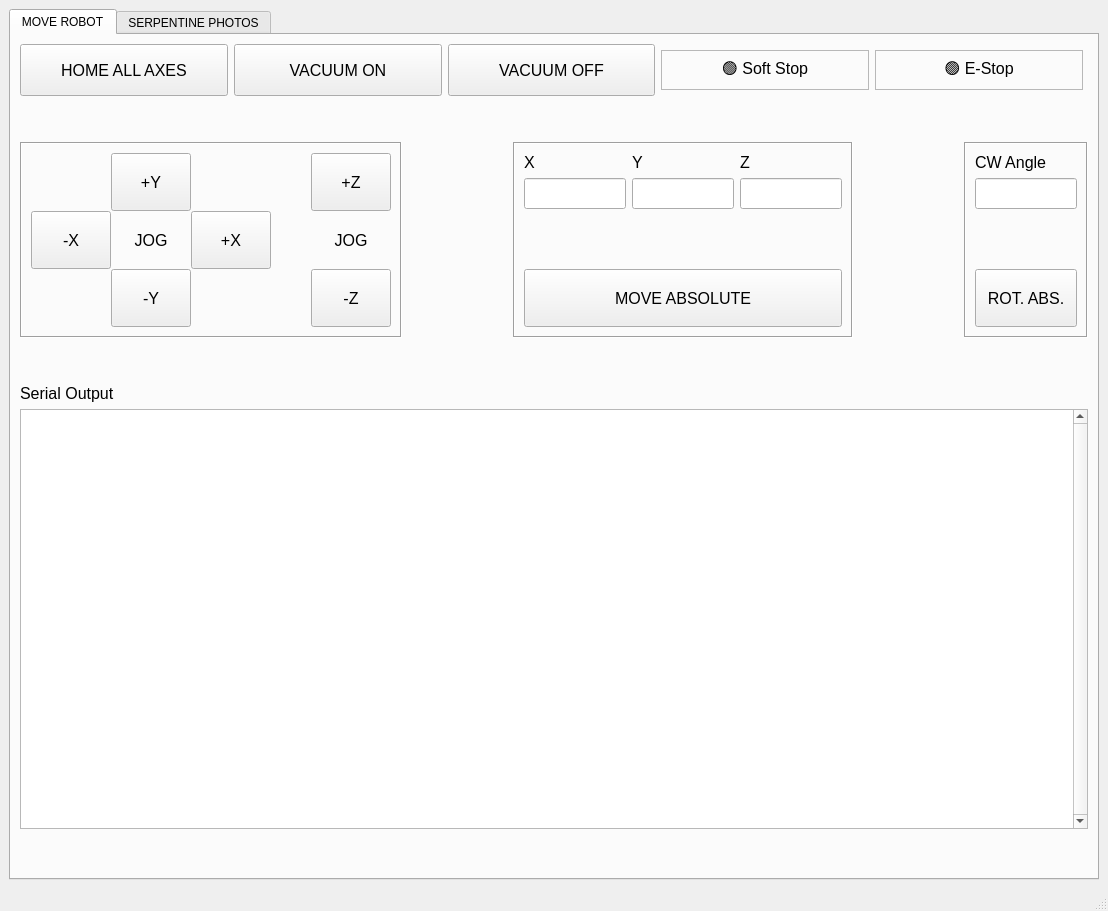
Qt form src/qt/application.ui (markroberyoutube/puzzle_bot) before a commit.
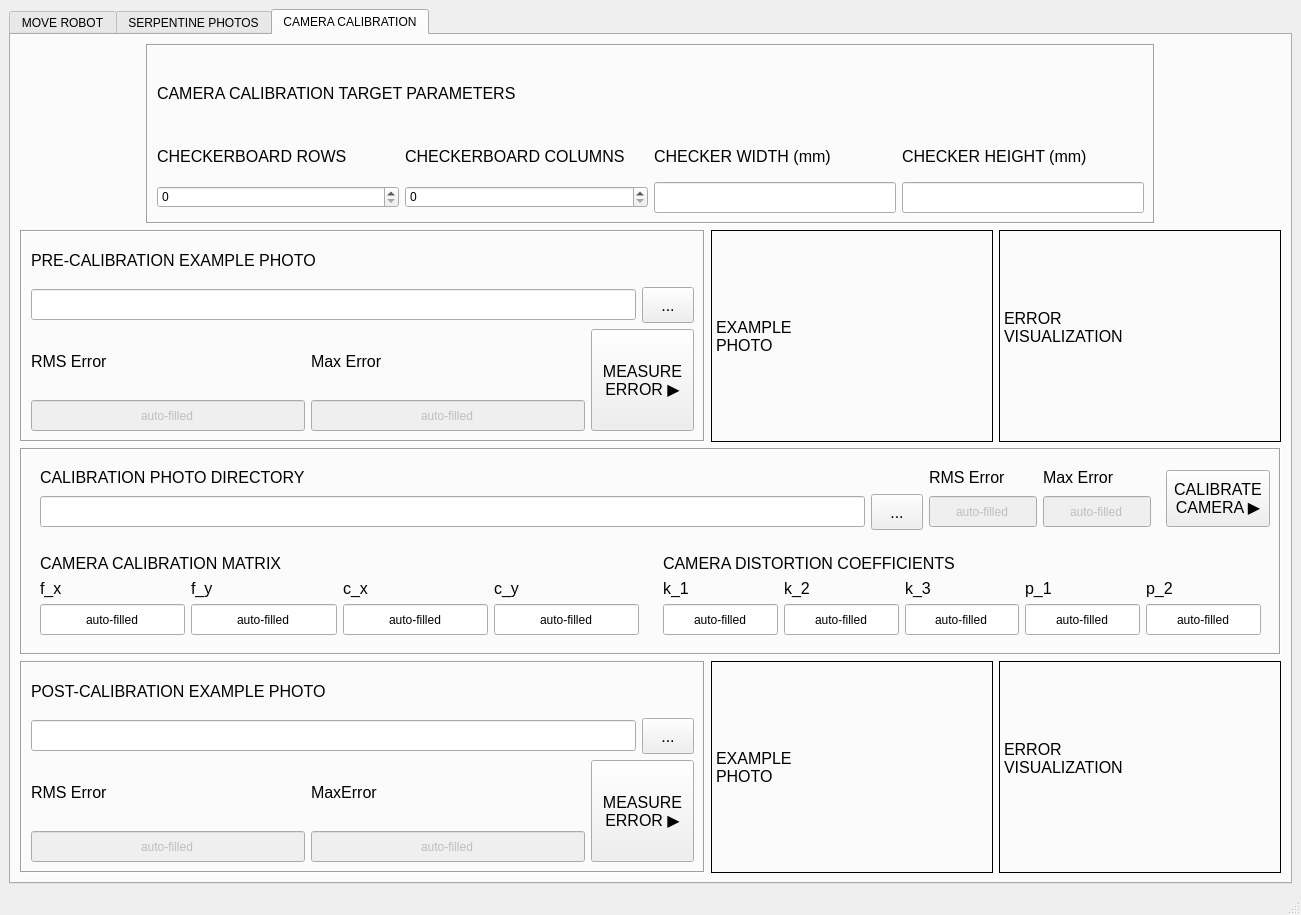
The same form after that commit. The open tabs and pages were chosen to show the change.

The edit to the form file:
```diff
--- a/src/qt/application.ui
+++ b/src/qt/application.ui
@@ -6,8 +6,8 @@
    <rect>
     <x>0</x>
     <y>0</y>
-    <width>1108</width>
-    <height>911</height>
+    <width>1301</width>
+    <height>915</height>
    </rect>
   </property>
   <property name="windowTitle">
@@ -36,7 +36,7 @@
   min-width: 50px; 
   min-height: 50px; 
 }
-QLabel, QPushButton {
+QLabel, QPushButton, QToolButton {
   font-size: 16px;
   qproperty-alignment: AlignCenter;
 }
@@ -943,6 +943,742 @@
         </item>
        </layout>
       </widget>
+      <widget class="QWidget" name="tab_calibrate_camera">
+       <attribute name="title">
+        <string>CAMERA CALIBRATION</string>
+       </attribute>
+       <layout class="QHBoxLayout" name="horizontalLayout_11">
+        <item>
+         <layout class="QVBoxLayout" name="verticalLayout_17">
+          <item>
+           <layout class="QHBoxLayout" name="horizontalLayout_10" stretch="1,8,1">
+            <item>
+             <spacer name="horizontalSpacer_7">
+              <property name="orientation">
+               <enum>Qt::Horizontal</enum>
+              </property>
+              <property name="sizeHint" stdset="0">
+               <size>
+                <width>40</width>
+                <height>20</height>
+               </size>
+              </property>
+             </spacer>
+            </item>
+            <item>
+             <widget class="QFrame" name="verticalFrame_2">
+              <property name="frameShape">
+               <enum>QFrame::Box</enum>
+              </property>
+              <property name="frameShadow">
+               <enum>QFrame::Sunken</enum>
+              </property>
+              <property name="lineWidth">
+               <number>1</number>
+              </property>
+              <layout class="QVBoxLayout" name="verticalLayout">
+               <item>
+                <widget class="QLabel" name="label_32">
+                 <property name="text">
+                  <string>CAMERA CALIBRATION TARGET PARAMETERS</string>
+                 </property>
+                </widget>
+               </item>
+               <item>
+                <layout class="QGridLayout" name="gridLayout_15" columnstretch="1,1,1,1">
+                 <item row="0" column="1">
+                  <widget class="QLabel" name="label_29">
+                   <property name="text">
+                    <string>CHECKERBOARD COLUMNS</string>
+                   </property>
+                  </widget>
+                 </item>
+                 <item row="1" column="1">
+                  <widget class="QSpinBox" name="camera_calibration_checker_columns_spinbox"/>
+                 </item>
+                 <item row="0" column="2">
+                  <widget class="QLabel" name="label_30">
+                   <property name="text">
+                    <string>CHECKER WIDTH (mm)</string>
+                   </property>
+                  </widget>
+                 </item>
+                 <item row="1" column="0">
+                  <widget class="QSpinBox" name="camera_calibration_checker_rows_spinbox"/>
+                 </item>
+                 <item row="0" column="0">
+                  <widget class="QLabel" name="label_28">
+                   <property name="text">
+                    <string>CHECKERBOARD ROWS</string>
+                   </property>
+                  </widget>
+                 </item>
+                 <item row="1" column="2">
+                  <widget class="QLineEdit" name="camera_calibration_checker_width_textbox"/>
+                 </item>
+                 <item row="0" column="3">
+                  <widget class="QLabel" name="label_31">
+                   <property name="text">
+                    <string>CHECKER HEIGHT (mm)</string>
+                   </property>
+                  </widget>
+                 </item>
+                 <item row="1" column="3">
+                  <widget class="QLineEdit" name="camera_calibration_checker_height_textbox"/>
+                 </item>
+                </layout>
+               </item>
+              </layout>
+             </widget>
+            </item>
+            <item>
+             <spacer name="horizontalSpacer_6">
+              <property name="orientation">
+               <enum>Qt::Horizontal</enum>
+              </property>
+              <property name="sizeHint" stdset="0">
+               <size>
+                <width>40</width>
+                <height>20</height>
+               </size>
+              </property>
+             </spacer>
+            </item>
+           </layout>
+          </item>
+          <item>
+           <layout class="QHBoxLayout" name="horizontalLayout_9" stretch="3,1,1">
+            <item>
+             <widget class="QFrame" name="verticalFrame_5">
+              <property name="frameShape">
+               <enum>QFrame::Box</enum>
+              </property>
+              <property name="frameShadow">
+               <enum>QFrame::Sunken</enum>
+              </property>
+              <property name="lineWidth">
+               <number>1</number>
+              </property>
+              <layout class="QVBoxLayout" name="verticalLayout_20">
+               <item>
+                <layout class="QGridLayout" name="gridLayout_22">
+                 <item row="1" column="0">
+                  <widget class="QLineEdit" name="pre_camera_calibration_photo_textbox">
+                   <property name="alignment">
+                    <set>Qt::AlignCenter</set>
+                   </property>
+                  </widget>
+                 </item>
+                 <item row="0" column="0">
+                  <widget class="QLabel" name="label_26">
+                   <property name="text">
+                    <string>PRE-CALIBRATION EXAMPLE PHOTO</string>
+                   </property>
+                  </widget>
+                 </item>
+                 <item row="1" column="1">
+                  <widget class="QPushButton" name="pre_camera_calibration_photo_browse_button">
+                   <property name="styleSheet">
+                    <string notr="true">QPushButton {min-height: 34px; margin-top: 1px}</string>
+                   </property>
+                   <property name="text">
+                    <string>...</string>
+                   </property>
+                  </widget>
+                 </item>
+                </layout>
+               </item>
+               <item>
+                <layout class="QHBoxLayout" name="horizontalLayout_14">
+                 <item>
+                  <layout class="QVBoxLayout" name="verticalLayout_18">
+                   <item>
+                    <widget class="QLabel" name="label_25">
+                     <property name="text">
+                      <string>RMS Error</string>
+                     </property>
+                    </widget>
+                   </item>
+                   <item>
+                    <widget class="QLineEdit" name="pre_camera_calibration_rms_error_textbox">
+                     <property name="enabled">
+                      <bool>false</bool>
+                     </property>
+                     <property name="text">
+                      <string>auto-filled</string>
+                     </property>
+                     <property name="alignment">
+                      <set>Qt::AlignCenter</set>
+                     </property>
+                    </widget>
+                   </item>
+                  </layout>
+                 </item>
+                 <item>
+                  <layout class="QVBoxLayout" name="verticalLayout_19">
+                   <item>
+                    <widget class="QLabel" name="label_27">
+                     <property name="text">
+                      <string>Max Error</string>
+                     </property>
+                    </widget>
+                   </item>
+                   <item>
+                    <widget class="QLineEdit" name="pre_camera_calibration_max_error_textbox">
+                     <property name="enabled">
+                      <bool>false</bool>
+                     </property>
+                     <property name="text">
+                      <string>auto-filled</string>
+                     </property>
+                     <property name="alignment">
+                      <set>Qt::AlignCenter</set>
+                     </property>
+                    </widget>
+                   </item>
+                  </layout>
+                 </item>
+                 <item>
+                  <widget class="QToolButton" name="pre_camera_calibration_measure_error_button">
+                   <property name="styleSheet">
+                    <string notr="true">min-height: 95px;
+min-width: 95px;	</string>
+                   </property>
+                   <property name="text">
+                    <string>MEASURE
+ERROR ▶️</string>
+                   </property>
+                  </widget>
+                 </item>
+                </layout>
+               </item>
+              </layout>
+             </widget>
+            </item>
+            <item>
+             <widget class="QLabel" name="pre_camera_calibration_example_photo_label">
+              <property name="styleSheet">
+               <string notr="true">min-width: 280px;
+max-width: 280px;
+min-height: 210px;
+max-height: 210px;</string>
+              </property>
+              <property name="frameShape">
+               <enum>QFrame::Box</enum>
+              </property>
+              <property name="text">
+               <string>EXAMPLE
+PHOTO</string>
+              </property>
+             </widget>
+            </item>
+            <item>
+             <widget class="QLabel" name="pre_camera_calibration_error_visualization_label">
+              <property name="styleSheet">
+               <string notr="true">min-width: 280px;
+max-width: 280px;
+min-height: 210px;
+max-height: 210px;</string>
+              </property>
+              <property name="frameShape">
+               <enum>QFrame::Box</enum>
+              </property>
+              <property name="text">
+               <string>ERROR
+VISUALIZATION
+</string>
+              </property>
+             </widget>
+            </item>
+           </layout>
+          </item>
+          <item>
+           <widget class="QFrame" name="verticalFrame_5">
+            <property name="frameShape">
+             <enum>QFrame::Box</enum>
+            </property>
+            <property name="frameShadow">
+             <enum>QFrame::Sunken</enum>
+            </property>
+            <property name="lineWidth">
+             <number>1</number>
+            </property>
+            <layout class="QVBoxLayout" name="verticalLayout_21">
+             <item>
+              <layout class="QHBoxLayout" name="horizontalLayout_12">
+               <item>
+                <widget class="QFrame" name="gridFrame_8">
+                 <property name="frameShape">
+                  <enum>QFrame::NoFrame</enum>
+                 </property>
+                 <property name="frameShadow">
+                  <enum>QFrame::Sunken</enum>
+                 </property>
+                 <layout class="QGridLayout" name="gridLayout_20" columnstretch="20,0,0,0">
+                  <item row="1" column="1">
+                   <widget class="QPushButton" name="camera_calibration_photo_directory_browse_button">
+                    <property name="styleSheet">
+                     <string notr="true">QPushButton {min-height: 34px; margin-top: 1px}</string>
+                    </property>
+                    <property name="text">
+                     <string>...</string>
+                    </property>
+                   </widget>
+                  </item>
+                  <item row="0" column="2">
+                   <widget class="QLabel" name="label_50">
+                    <property name="text">
+                     <string>RMS Error</string>
+                    </property>
+                   </widget>
+                  </item>
+                  <item row="1" column="0">
+                   <widget class="QLineEdit" name="camera_calibration_photo_directory_textbox">
+                    <property name="alignment">
+                     <set>Qt::AlignCenter</set>
+                    </property>
+                   </widget>
+                  </item>
+                  <item row="0" column="0">
+                   <widget class="QLabel" name="label_51">
+                    <property name="text">
+                     <string>CALIBRATION PHOTO DIRECTORY</string>
+                    </property>
+                   </widget>
+                  </item>
+                  <item row="1" column="2">
+                   <widget class="QLineEdit" name="camera_calibration_rms_error_textbox">
+                    <property name="enabled">
+                     <bool>false</bool>
+                    </property>
+                    <property name="text">
+                     <string>auto-filled</string>
+                    </property>
+                    <property name="alignment">
+                     <set>Qt::AlignCenter</set>
+                    </property>
+                   </widget>
+                  </item>
+                  <item row="0" column="3">
+                   <widget class="QLabel" name="label_52">
+                    <property name="text">
+                     <string>Max Error</string>
+                    </property>
+                   </widget>
+                  </item>
+                  <item row="1" column="3">
+                   <widget class="QLineEdit" name="camera_calibration_max_error_textbox">
+                    <property name="enabled">
+                     <bool>false</bool>
+                    </property>
+                    <property name="text">
+                     <string>auto-filled</string>
+                    </property>
+                    <property name="alignment">
+                     <set>Qt::AlignCenter</set>
+                    </property>
+                   </widget>
+                  </item>
+                 </layout>
+                </widget>
+               </item>
+               <item>
+                <widget class="QToolButton" name="camera_calibration_button">
+                 <property name="styleSheet">
+                  <string notr="true">min-height: 50px;
+min-width: 95px;	</string>
+                 </property>
+                 <property name="text">
+                  <string>CALIBRATE
+CAMERA ▶️</string>
+                 </property>
+                </widget>
+               </item>
+              </layout>
+             </item>
+             <item>
+              <layout class="QHBoxLayout" name="horizontalLayout_13">
+               <item>
+                <widget class="QFrame" name="verticalFrame_3">
+                 <property name="frameShape">
+                  <enum>QFrame::NoFrame</enum>
+                 </property>
+                 <property name="frameShadow">
+                  <enum>QFrame::Sunken</enum>
+                 </property>
+                 <layout class="QVBoxLayout" name="verticalLayout_16">
+                  <item>
+                   <widget class="QLabel" name="label_45">
+                    <property name="text">
+                     <string>CAMERA CALIBRATION MATRIX</string>
+                    </property>
+                   </widget>
+                  </item>
+                  <item>
+                   <layout class="QGridLayout" name="gridLayout_18">
+                    <item row="1" column="1">
+                     <widget class="QLineEdit" name="camera_fy_textbox">
+                      <property name="enabled">
+                       <bool>true</bool>
+                      </property>
+                      <property name="text">
+                       <string>auto-filled</string>
+                      </property>
+                      <property name="alignment">
+                       <set>Qt::AlignCenter</set>
+                      </property>
+                     </widget>
+                    </item>
+                    <item row="1" column="3">
+                     <widget class="QLineEdit" name="camera_cy_textbox">
+                      <property name="enabled">
+                       <bool>true</bool>
+                      </property>
+                      <property name="text">
+                       <string>auto-filled</string>
+                      </property>
+                      <property name="alignment">
+                       <set>Qt::AlignCenter</set>
+                      </property>
+                     </widget>
+                    </item>
+                    <item row="0" column="2">
+                     <widget class="QLabel" name="label_40">
+                      <property name="text">
+                       <string>c_x</string>
+                      </property>
+                     </widget>
+                    </item>
+                    <item row="0" column="3">
+                     <widget class="QLabel" name="label_41">
+                      <property name="text">
+                       <string>c_y</string>
+                      </property>
+                     </widget>
+                    </item>
+                    <item row="1" column="2">
+                     <widget class="QLineEdit" name="camera_cx_textbox">
+                      <property name="enabled">
+                       <bool>true</bool>
+                      </property>
+                      <property name="text">
+                       <string>auto-filled</string>
+                      </property>
+                      <property name="alignment">
+                       <set>Qt::AlignCenter</set>
+                      </property>
+                     </widget>
+                    </item>
+                    <item row="0" column="0">
+                     <widget class="QLabel" name="label_44">
+                      <property name="text">
+                       <string>f_x</string>
+                      </property>
+                     </widget>
+                    </item>
+                    <item row="0" column="1">
+                     <widget class="QLabel" name="label_39">
+                      <property name="text">
+                       <string>f_y</string>
+                      </property>
+                     </widget>
+                    </item>
+                    <item row="1" column="0">
+                     <widget class="QLineEdit" name="camera_fx_textbox">
+                      <property name="enabled">
+                       <bool>true</bool>
+                      </property>
+                      <property name="text">
+                       <string>auto-filled</string>
+                      </property>
+                      <property name="alignment">
+                       <set>Qt::AlignCenter</set>
+                      </property>
+                     </widget>
+                    </item>
+                   </layout>
+                  </item>
+                 </layout>
+                </widget>
+               </item>
+               <item>
+                <widget class="QFrame" name="verticalFrame_2">
+                 <property name="frameShape">
+                  <enum>QFrame::NoFrame</enum>
+                 </property>
+                 <property name="frameShadow">
+                  <enum>QFrame::Sunken</enum>
+                 </property>
+                 <layout class="QVBoxLayout" name="verticalLayout_15">
+                  <item>
+                   <widget class="QLabel" name="label_46">
+                    <property name="text">
+                     <string>CAMERA DISTORTION COEFFICIENTS</string>
+                    </property>
+                   </widget>
+                  </item>
+                  <item>
+                   <layout class="QGridLayout" name="gridLayout_19">
+                    <item row="0" column="0">
+                     <widget class="QLabel" name="label_42">
+                      <property name="text">
+                       <string>k_1</string>
+                      </property>
+                     </widget>
+                    </item>
+                    <item row="1" column="1">
+                     <widget class="QLineEdit" name="camera_k2_textbox">
+                      <property name="enabled">
+                       <bool>true</bool>
+                      </property>
+                      <property name="text">
+                       <string>auto-filled</string>
+                      </property>
+                      <property name="alignment">
+                       <set>Qt::AlignCenter</set>
+                      </property>
+                     </widget>
+                    </item>
+                    <item row="0" column="2">
+                     <widget class="QLabel" name="label_49">
+                      <property name="text">
+                       <string>k_3</string>
+                      </property>
+                     </widget>
+                    </item>
+                    <item row="1" column="0">
+                     <widget class="QLineEdit" name="camera_k1_textbox">
+                      <property name="enabled">
+                       <bool>true</bool>
+                      </property>
+                      <property name="text">
+                       <string>auto-filled</string>
+                      </property>
+                      <property name="alignment">
+                       <set>Qt::AlignCenter</set>
+                      </property>
+                     </widget>
+                    </item>
+                    <item row="0" column="3">
+                     <widget class="QLabel" name="label_47">
+                      <property name="text">
+                       <string>p_1</string>
+                      </property>
+                     </widget>
+                    </item>
+                    <item row="0" column="1">
+                     <widget class="QLabel" name="label_43">
+                      <property name="text">
+                       <string>k_2</string>
+                      </property>
+                     </widget>
+                    </item>
+                    <item row="1" column="2">
+                     <widget class="QLineEdit" name="camera_k3_textbox">
+                      <property name="enabled">
+                       <bool>true</bool>
+                      </property>
+                      <property name="text">
+                       <string>auto-filled</string>
+                      </property>
+                      <property name="alignment">
+                       <set>Qt::AlignCenter</set>
+                      </property>
+                     </widget>
+                    </item>
+                    <item row="1" column="3">
+                     <widget class="QLineEdit" name="camera_p1_textbox">
+                      <property name="enabled">
+                       <bool>true</bool>
+                      </property>
+                      <property name="text">
+                       <string>auto-filled</string>
+                      </property>
+                      <property name="alignment">
+                       <set>Qt::AlignCenter</set>
+                      </property>
+                     </widget>
+                    </item>
+                    <item row="0" column="4">
+                     <widget class="QLabel" name="label_48">
+                      <property name="text">
+                       <string>p_2</string>
+                      </property>
+                     </widget>
+                    </item>
+                    <item row="1" column="4">
+                     <widget class="QLineEdit" name="camera_p2_textbox">
+                      <property name="enabled">
+                       <bool>true</bool>
+                      </property>
+                      <property name="text">
+                       <string>auto-filled</string>
+                      </property>
+                      <property name="alignment">
+                       <set>Qt::AlignCenter</set>
+                      </property>
+                     </widget>
+                    </item>
+                   </layout>
+                  </item>
+                 </layout>
+                </widget>
+               </item>
+              </layout>
+             </item>
+            </layout>
+           </widget>
+          </item>
+          <item>
+           <layout class="QHBoxLayout" name="horizontalLayout_16">
+            <item>
+             <widget class="QFrame" name="verticalFrame_7">
+              <property name="frameShape">
+               <enum>QFrame::Box</enum>
+              </property>
+              <property name="frameShadow">
+               <enum>QFrame::Sunken</enum>
+              </property>
+              <property name="lineWidth">
+               <number>1</number>
+              </property>
+              <layout class="QVBoxLayout" name="verticalLayout_24">
+               <item>
+                <layout class="QGridLayout" name="gridLayout_14">
+                 <item row="0" column="0">
+                  <widget class="QLabel" name="label_37">
+                   <property name="text">
+                    <string>POST-CALIBRATION EXAMPLE PHOTO</string>
+                   </property>
+                  </widget>
+                 </item>
+                 <item row="1" column="0">
+                  <widget class="QLineEdit" name="post_camera_calibration_photo_textbox">
+                   <property name="alignment">
+                    <set>Qt::AlignCenter</set>
+                   </property>
+                  </widget>
+                 </item>
+                 <item row="1" column="1">
+                  <widget class="QPushButton" name="post_camera_calibration_photo_browse_button">
+                   <property name="styleSheet">
+                    <string notr="true">QPushButton {min-height: 34px; margin-top: 1px}</string>
+                   </property>
+                   <property name="text">
+                    <string>...</string>
+                   </property>
+                  </widget>
+                 </item>
+                </layout>
+               </item>
+               <item>
+                <layout class="QHBoxLayout" name="horizontalLayout_15">
+                 <item>
+                  <layout class="QVBoxLayout" name="verticalLayout_23">
+                   <item>
+                    <widget class="QLabel" name="label_38">
+                     <property name="text">
+                      <string>RMS Error</string>
+                     </property>
+                    </widget>
+                   </item>
+                   <item>
+                    <widget class="QLineEdit" name="post_camera_calibration_rms_error_textbox">
+                     <property name="enabled">
+                      <bool>false</bool>
+                     </property>
+                     <property name="text">
+                      <string>auto-filled</string>
+                     </property>
+                     <property name="alignment">
+                      <set>Qt::AlignCenter</set>
+                     </property>
+                    </widget>
+                   </item>
+                  </layout>
+                 </item>
+                 <item>
+                  <layout class="QVBoxLayout" name="verticalLayout_22">
+                   <item>
+                    <widget class="QLabel" name="label_36">
+                     <property name="text">
+                      <string>MaxError</string>
+                     </property>
+                    </widget>
+                   </item>
+                   <item>
+                    <widget class="QLineEdit" name="post_camera_calibration_max_error_textbox">
+                     <property name="enabled">
+                      <bool>false</bool>
+                     </property>
+                     <property name="text">
+                      <string>auto-filled</string>
+                     </property>
+                     <property name="alignment">
+                      <set>Qt::AlignCenter</set>
+                     </property>
+                    </widget>
+                   </item>
+                  </layout>
+                 </item>
+                 <item>
+                  <widget class="QToolButton" name="post_camera_calibration_measure_error_button">
+                   <property name="styleSheet">
+                    <string notr="true">min-height: 95px;
+min-width: 95px;	</string>
+                   </property>
+                   <property name="text">
+                    <string>MEASURE
+ERROR ▶️</string>
+                   </property>
+                  </widget>
+                 </item>
+                </layout>
+               </item>
+              </layout>
+             </widget>
+            </item>
+            <item>
+             <widget class="QLabel" name="post_camera_calibration_example_photo_label">
+              <property name="styleSheet">
+               <string notr="true">min-width: 280px;
+max-width: 280px;
+min-height: 210px;
+max-height: 210px;</string>
+              </property>
+              <property name="frameShape">
+               <enum>QFrame::Box</enum>
+              </property>
+              <property name="text">
+               <string>EXAMPLE
+PHOTO</string>
+              </property>
+             </widget>
+            </item>
+            <item>
+             <widget class="QLabel" name="post_camera_calibration_error_visualization_label">
+              <property name="styleSheet">
+               <string notr="true">min-width: 280px;
+max-width: 280px;
+min-height: 210px;
+max-height: 210px;</string>
+              </property>
+              <property name="frameShape">
+               <enum>QFrame::Box</enum>
+              </property>
+              <property name="text">
+               <string>ERROR
+VISUALIZATION
+</string>
+              </property>
+             </widget>
+            </item>
+           </layout>
+          </item>
+         </layout>
+        </item>
+       </layout>
+      </widget>
      </widget>
     </item>
    </layout>
```
Left out of the diff: 65 changed lines with no effect on the pictures.
